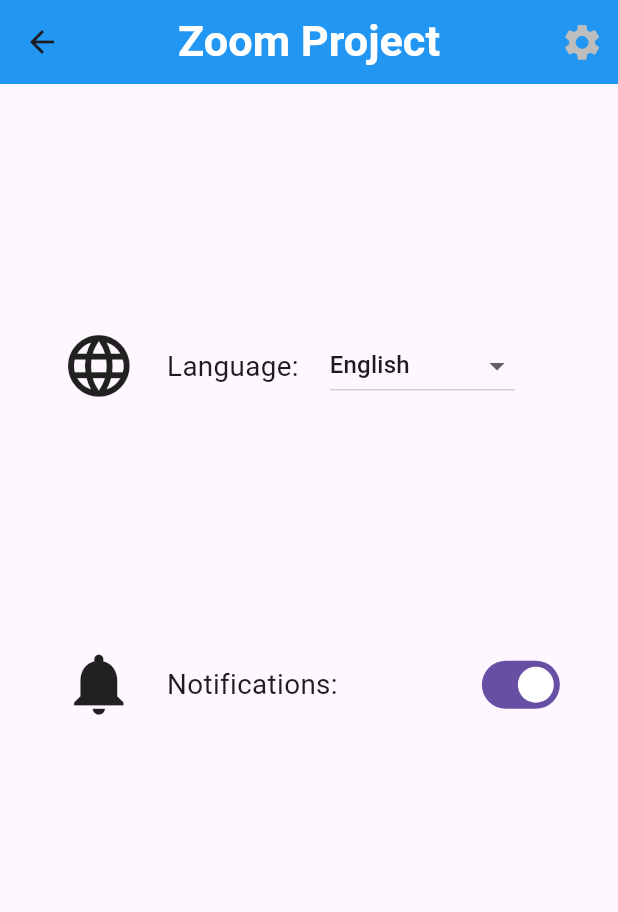
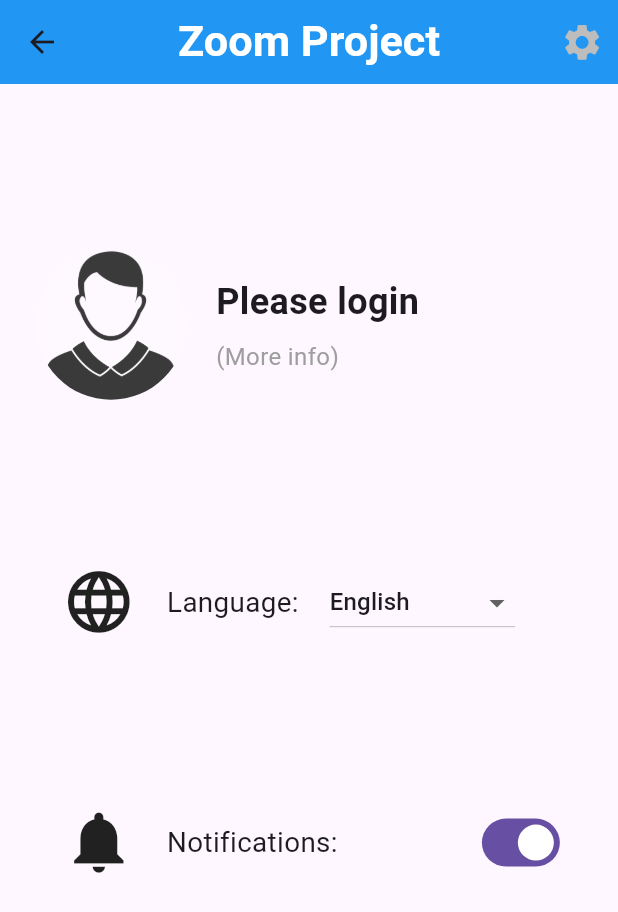
Before and after one commit to Ahmetlrd/zoom_ai_project, a Flutter app: the HomePage screen opened by its route, after a tap on the "settings" icon, on a phone screen of 412 x 824 dp. Shown: the top 912 px of the screen. Run offline on Flutter 3.47's test engine with Material 3 defaults, Android fonts, the phone set to English and light mode, and no system bars; our stand-ins replace app_links, flutter_dotenv, flutter_riverpod, flutter_secure_storage, go_router, shared_preferences and 1 more; accounts and stored records are empty; generated files the repository leaves out were written again; network calls fail.

Commit message:
Fetch & display user info from Zoom /users/me

```diff
--- a/flutter_app/lib/features/home/home_page.dart
+++ b/flutter_app/lib/features/home/home_page.dart
@@ -1,60 +1,54 @@
-import 'package:flutter/material.dart'; // Core Flutter UI components (widgets, themes, etc.)
-import 'package:flutter_app/features/home/utility.dart'; // Custom utility functions like building app bar
-import 'package:flutter_riverpod/flutter_riverpod.dart'; // Riverpod for state management
-import 'package:go_router/go_router.dart'; // GoRouter for managing navigation and routing
-import 'package:flutter_gen/gen_l10n/app_localizations.dart'; // Generated localization class for multi-language support
+import 'package:flutter/material.dart';
+import 'package:flutter_app/features/home/utility.dart';
+import 'package:flutter_app/services/zoom_service.dart';
+
+import 'package:flutter_riverpod/flutter_riverpod.dart';
+import 'package:go_router/go_router.dart';
+import 'package:flutter_gen/gen_l10n/app_localizations.dart';
 
 class HomePage extends ConsumerWidget {
   const HomePage({super.key});
 
   @override
   Widget build(BuildContext context, WidgetRef ref) {
-    // Get localized strings for the current locale
-    var d = AppLocalizations.of(context);
-    // Get screen dimensions for responsive design
+    final d = AppLocalizations.of(context);
     final screenWidth = MediaQuery.of(context).size.width;
     final screenHeight = MediaQuery.of(context).size.height;
 
-    // Adjust the number of columns based on screen width
     final crossAxisCount = screenWidth < 600 ? 2 : 4;
 
     return Scaffold(
-      // Use a custom app bar from Utility
       appBar: Utility.buildAppBar(context),
-      body: Center(
-        child: Padding(
+      body: Padding(
         padding: EdgeInsets.symmetric(
           horizontal: screenWidth * 0.05,
           vertical: screenHeight * 0.02,
         ),
+        child: Column(
+          children: [
+            // GRID
+            Expanded(
               child: GridView.count(
-            shrinkWrap: true, // Only take as much height as needed
-            crossAxisCount: crossAxisCount, // 2 columns in the grid
-            crossAxisSpacing: 16, // Horizontal spacing between items
+                crossAxisCount: crossAxisCount,
+                crossAxisSpacing: 16,
                 mainAxisSpacing: 16,
                 childAspectRatio: screenWidth / (screenHeight / 2),
-
-            // width:height ratio             // Vertical spacing between items
                 children: [
-              // Card for "Meeting List"
                   _buildCard(
                     icon: Icons.calendar_today,
                     label: d!.meetinglist,
                     onTap: () => context.push('/meetinglist'),
                   ),
-              // Card for "Meeting Details"
                   _buildCard(
                     icon: Icons.connect_without_contact,
                     label: d.meetingdetails,
                     onTap: () => context.push('/meetingdetailpage'),
                   ),
-              // Card for "NLP Summary"
                   _buildCard(
                     icon: Icons.auto_awesome,
                     label: d.nlpsummary,
                     onTap: () => context.push('/nlp'),
                   ),
-              // Card for "Saved Summaries"
                   _buildCard(
                     icon: Icons.note,
                     label: d.saved,
@@ -62,6 +56,30 @@ class HomePage extends ConsumerWidget {
                   ),
                 ],
               ),
+            ),
+
+            // BUTTON
+            const SizedBox(height: 16),
+            SizedBox(
+              width: double.infinity,
+              child: ElevatedButton.icon(
+                onPressed: () async {
+                  final userData = await ZoomService.fetchUserInfo();
+                  print("Kullanıcı Bilgisi:");
+                  print(userData);
+                },
+                icon: const Icon(Icons.person),
+                label: const Text(
+                  "Fetch User Info",
+                  style: TextStyle(fontSize: 16),
+                ),
+                style: ElevatedButton.styleFrom(
+                  padding: const EdgeInsets.symmetric(vertical: 14),
+                  backgroundColor: Colors.blueAccent,
+                ),
+              ),
+            ),
+          ],
         ),
       ),
     );
@@ -74,22 +92,24 @@ class HomePage extends ConsumerWidget {
     required VoidCallback onTap,
   }) {
     return InkWell(
-      onTap: onTap, // Handle tap interaction
+      onTap: onTap,
       child: Card(
         shape: RoundedRectangleBorder(
-          borderRadius: BorderRadius.circular(16), // Rounded corners
+          borderRadius: BorderRadius.circular(16),
         ),
-        elevation: 4, // Shadow effect
+        elevation: 4,
         child: Center(
           child: Column(
             mainAxisSize: MainAxisSize.min,
-            mainAxisAlignment: MainAxisAlignment.center, // Vertical centering
+            mainAxisAlignment: MainAxisAlignment.center,
             children: [
               Icon(icon, size: 48, color: Colors.blue),
               const SizedBox(height: 12),
-              Text(label,
+              Text(
+                label,
                 textAlign: TextAlign.center,
-                  style: const TextStyle(fontSize: 16)),
+                style: const TextStyle(fontSize: 16),
+              ),
             ],
           ),
         ),
--- a/flutter_app/lib/features/home/settings.dart
+++ b/flutter_app/lib/features/home/settings.dart
@@ -50,6 +50,69 @@ class _SettingsState extends ConsumerState<Settings> {
         child: Column(
           mainAxisAlignment: MainAxisAlignment.spaceEvenly,
           children: [
+            //User info
+            InkWell(
+              onTap: () {
+                if (isLoggedIn) {
+                  context.push('/userinfo');
+                } else {
+                  context.go('/');
+                }
+              },
+              child: Row(
+                children: [
+                  const SizedBox(width: 24), // Left padding
+                  CircleAvatar(
+                    radius: 50,
+                    backgroundColor: Colors.white10,
+                    backgroundImage: isLoggedIn &&
+                            ref
+                                    .read(authProvider.notifier)
+                                    .userInfo?['pic_url'] !=
+                                null
+                        ? NetworkImage(ref
+                            .read(authProvider.notifier)
+                            .userInfo!['pic_url'])
+                        : const AssetImage('pictures/avatar.png')
+                            as ImageProvider,
+                    child: !isLoggedIn ||
+                            ref
+                                    .read(authProvider.notifier)
+                                    .userInfo?['pic_url'] ==
+                                null
+                        ? null
+                        : null,
+                  ),
+                  const SizedBox(width: 20),
+                  Expanded(
+                    child: Column(
+                      crossAxisAlignment: CrossAxisAlignment.start,
+                      children: [
+                        Text(
+                          isLoggedIn
+                              ? "${ref.read(authProvider.notifier).userInfo?['first_name'] ?? ''} ${ref.read(authProvider.notifier).userInfo?['last_name'] ?? ''}"
+                              : "Please login",
+                          style: const TextStyle(
+                              fontSize: 24, fontWeight: FontWeight.bold),
+                        ),
+                        const SizedBox(height: 8),
+                        Text(
+                          "(More info)",
+                          style: TextStyle(
+                            fontSize: 16,
+                            color: isLoggedIn ? Colors.blue : Colors.grey,
+                            decoration: isLoggedIn
+                                ? TextDecoration.underline
+                                : TextDecoration.none,
+                          ),
+                        ),
+                      ],
+                    ),
+                  )
+                ],
+              ),
+            ),
+
             // Language dropdown
             Row(
               children: [
--- a/flutter_app/lib/providers/auth_provider.dart
+++ b/flutter_app/lib/providers/auth_provider.dart
@@ -1,6 +1,7 @@
 // Import necessary packages for state management (Riverpod) and persistent storage
 import 'package:flutter_app/services/secure_storage_service.dart'
     as SecureStorageService;
+import 'package:flutter_app/services/zoom_service.dart';
 import 'package:flutter_riverpod/flutter_riverpod.dart';
 import 'package:shared_preferences/shared_preferences.dart';
 
@@ -15,7 +16,8 @@ class AuthNotifier extends StateNotifier<bool> {
   AuthNotifier() : super(false) {
     _loadLoginStatus(); // Load saved login state when app starts
   }
-
+ Map<String, dynamic>? _userInfo;
+  Map<String, dynamic>? get userInfo => _userInfo;
   // Loads login status from local storage (SharedPreferences) during app startup
   Future<void> _loadLoginStatus() async {
     final prefs = await SharedPreferences.getInstance();
@@ -40,7 +42,10 @@ class AuthNotifier extends StateNotifier<bool> {
   }
 
   // If we receive a token (e.g., from Zoom login), mark the user as logged in
-  void loginWithToken(String token) {
+  Future<void> loginWithToken(String token) async {
   state = true;
+  final info = await ZoomService.fetchUserInfo();
+  _userInfo = info;
 }
+
 }
--- a/flutter_app/lib/services/secure_storage_service.dart
+++ b/flutter_app/lib/services/secure_storage_service.dart
@@ -30,3 +30,7 @@ Future<void> clearAllTokens() async {
   await storage.delete(key: 'access_token');
   await storage.delete(key: 'refresh_token');
 }
+Future<void> saveJwtToken(String token) async {
+  final storage = FlutterSecureStorage();
+  await storage.write(key: 'jwt_token', value: token);
+}
--- a/flutter_app/pubspec.yaml
+++ b/flutter_app/pubspec.yaml
@@ -58,3 +58,4 @@ flutter:
 
   assets:
     - .env # Include the .env file for environment variable loading
+    - pictures/
```
Also changed, not shown: flutter_app/lib/features/home/login.dart (+18 -13 lines), flutter_app/lib/services/zoom_service.dart (+9 -4 lines), flutter_app/pictures/avatar.png (added), 2 other files. Lines whose indentation alone changed are shown as unchanged.
